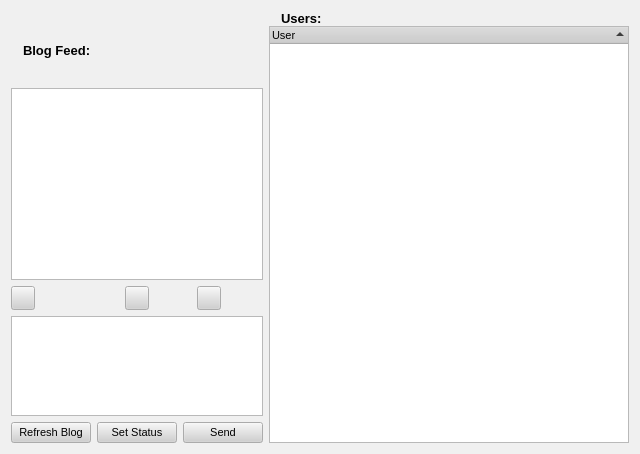
RetroShare/RetroShare, file retroshare-gui/src/gui/BlogDialog.ui: the form before one commit.
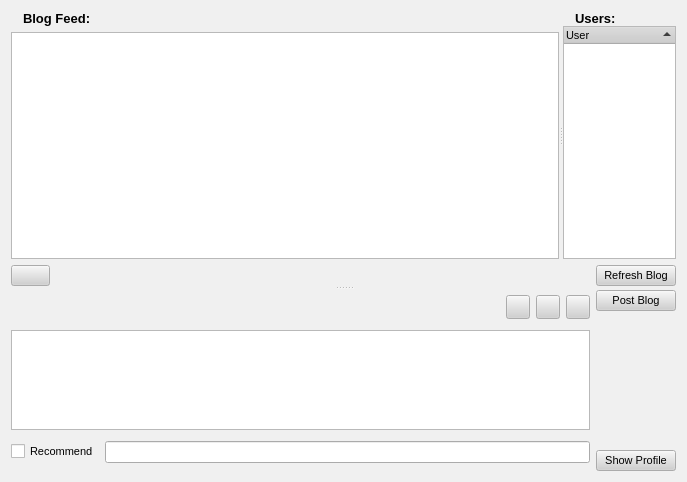
The form after the commit. Icons and pictures are not drawn.

Commit message: Improvements to BlogDialog Layout, Added new blog interface to GUI. Added ProfileView/Edit to Retroshare.pro

Patch:
```diff
--- a/retroshare-gui/src/gui/BlogDialog.ui
+++ b/retroshare-gui/src/gui/BlogDialog.ui
@@ -5,8 +5,8 @@
    <rect>
     <x>0</x>
     <y>0</y>
-    <width>640</width>
-    <height>454</height>
+    <width>687</width>
+    <height>482</height>
    </rect>
   </property>
   <property name="sizePolicy" >
@@ -505,18 +505,21 @@
    <iconset/>
   </property>
   <layout class="QGridLayout" >
-   <item row="0" column="0" colspan="3" >
-    <layout class="QGridLayout" >
-     <property name="topMargin" >
-      <number>2</number>
-     </property>
-     <property name="horizontalSpacing" >
-      <number>0</number>
-     </property>
-     <property name="verticalSpacing" >
-      <number>0</number>
-     </property>
      <item row="0" column="0" >
+    <widget class="QSplitter" name="splitter_2" >
+     <property name="orientation" >
+      <enum>Qt::Vertical</enum>
+     </property>
+     <widget class="QWidget" name="" >
+      <layout class="QVBoxLayout" >
+       <item>
+        <widget class="QSplitter" name="splitter" >
+         <property name="orientation" >
+          <enum>Qt::Horizontal</enum>
+         </property>
+         <widget class="QWidget" name="" >
+          <layout class="QVBoxLayout" >
+           <item>
       <layout class="QGridLayout" >
        <property name="leftMargin" >
         <number>0</number>
@@ -575,7 +578,7 @@
          <item row="0" column="1" >
           <widget class="QLabel" name="label_12" >
            <property name="sizePolicy" >
-            <sizepolicy vsizetype="Expanding" hsizetype="Expanding" >
+                  <sizepolicy vsizetype="Fixed" hsizetype="Expanding" >
              <horstretch>0</horstretch>
              <verstretch>0</verstretch>
             </sizepolicy>
@@ -621,7 +624,7 @@
        </item>
       </layout>
      </item>
-     <item row="1" column="0" >
+           <item>
       <widget class="QTextBrowser" name="blogText" >
        <property name="sizePolicy" >
         <sizepolicy vsizetype="Expanding" hsizetype="Expanding" >
@@ -647,8 +650,8 @@
       </widget>
      </item>
     </layout>
-   </item>
-   <item rowspan="4" row="0" column="3" >
+         </widget>
+         <widget class="QWidget" name="" >
     <layout class="QGridLayout" >
      <property name="leftMargin" >
       <number>0</number>
@@ -779,7 +782,7 @@
      <item row="1" column="0" >
       <widget class="QTreeWidget" name="userList" >
        <property name="sizePolicy" >
-        <sizepolicy vsizetype="Expanding" hsizetype="Preferred" >
+              <sizepolicy vsizetype="Expanding" hsizetype="Ignored" >
          <horstretch>0</horstretch>
          <verstretch>0</verstretch>
         </sizepolicy>
@@ -810,8 +813,71 @@
       </widget>
      </item>
     </layout>
-   </item>
-   <item row="1" column="0" >
+         </widget>
+        </widget>
+       </item>
+       <item>
+        <layout class="QHBoxLayout" >
+         <item>
+          <widget class="QPushButton" name="expandButton" >
+           <property name="text" >
+            <string/>
+           </property>
+           <property name="icon" >
+            <iconset resource="images.qrc" >:/images/add_24x24.png</iconset>
+           </property>
+          </widget>
+         </item>
+         <item>
+          <spacer>
+           <property name="orientation" >
+            <enum>Qt::Horizontal</enum>
+           </property>
+           <property name="sizeHint" >
+            <size>
+             <width>40</width>
+             <height>20</height>
+            </size>
+           </property>
+          </spacer>
+         </item>
+         <item>
+          <widget class="QPushButton" name="refreshBtn" >
+           <property name="sizeIncrement" >
+            <size>
+             <width>0</width>
+             <height>0</height>
+            </size>
+           </property>
+           <property name="text" >
+            <string>Refresh Blog</string>
+           </property>
+          </widget>
+         </item>
+        </layout>
+       </item>
+      </layout>
+     </widget>
+     <widget class="QWidget" name="" >
+      <layout class="QHBoxLayout" >
+       <item>
+        <layout class="QVBoxLayout" >
+         <item>
+          <layout class="QHBoxLayout" >
+           <item>
+            <spacer>
+             <property name="orientation" >
+              <enum>Qt::Horizontal</enum>
+             </property>
+             <property name="sizeHint" >
+              <size>
+               <width>40</width>
+               <height>20</height>
+              </size>
+             </property>
+            </spacer>
+           </item>
+           <item>
     <widget class="QPushButton" name="boldBtn" >
      <property name="minimumSize" >
       <size>
@@ -845,7 +911,7 @@
      </property>
     </widget>
    </item>
-   <item row="1" column="1" >
+           <item>
     <widget class="QPushButton" name="underlineBtn" >
      <property name="minimumSize" >
       <size>
@@ -879,7 +945,7 @@
      </property>
     </widget>
    </item>
-   <item row="1" column="2" >
+           <item>
     <widget class="QPushButton" name="italicBtn" >
      <property name="minimumSize" >
       <size>
@@ -913,7 +979,9 @@
      </property>
     </widget>
    </item>
-   <item row="2" column="0" colspan="3" >
+          </layout>
+         </item>
+         <item>
     <widget class="QTextEdit" name="lineEdit" >
      <property name="sizePolicy" >
       <sizepolicy vsizetype="Expanding" hsizetype="Expanding" >
@@ -941,34 +1009,24 @@
      </property>
     </widget>
    </item>
-   <item row="3" column="0" colspan="3" >
+         <item>
     <layout class="QHBoxLayout" >
      <item>
-      <widget class="QPushButton" name="refreshBtn" >
-       <property name="sizeIncrement" >
-        <size>
-         <width>0</width>
-         <height>0</height>
-        </size>
-       </property>
+            <widget class="QCheckBox" name="recommendBox" >
        <property name="text" >
-        <string>Refresh Blog</string>
+              <string>Recommend</string>
        </property>
       </widget>
      </item>
      <item>
-      <widget class="QPushButton" name="statusBtn" >
-       <property name="sizeIncrement" >
-        <size>
-         <width>0</width>
-         <height>0</height>
-        </size>
-       </property>
-       <property name="text" >
-        <string>Set Status</string>
-       </property>
-      </widget>
-     </item>
+            <widget class="QLineEdit" name="recommendLineEdit" />
+           </item>
+          </layout>
+         </item>
+        </layout>
+       </item>
+       <item>
+        <layout class="QVBoxLayout" >
      <item>
       <widget class="QPushButton" name="sendBtn" >
        <property name="sizeIncrement" >
@@ -978,11 +1036,41 @@
         </size>
        </property>
        <property name="text" >
-        <string>Send</string>
+            <string>Post Blog</string>
        </property>
       </widget>
      </item>
-    </layout>
+         <item>
+          <spacer>
+           <property name="orientation" >
+            <enum>Qt::Vertical</enum>
+           </property>
+           <property name="sizeHint" >
+            <size>
+             <width>20</width>
+             <height>40</height>
+            </size>
+           </property>
+          </spacer>
+         </item>
+         <item>
+          <widget class="QPushButton" name="showBtn" >
+           <property name="sizeIncrement" >
+            <size>
+             <width>0</width>
+             <height>0</height>
+            </size>
+           </property>
+           <property name="text" >
+            <string>Show Profile</string>
+           </property>
+          </widget>
+         </item>
+        </layout>
+       </item>
+      </layout>
+     </widget>
+    </widget>
    </item>
   </layout>
   <action name="actionSend" >
```
Left out of the diff: 2 changed lines with no effect on the pictures. Lines whose indentation alone changed are shown as unchanged. The commit also changes 4 other files.
